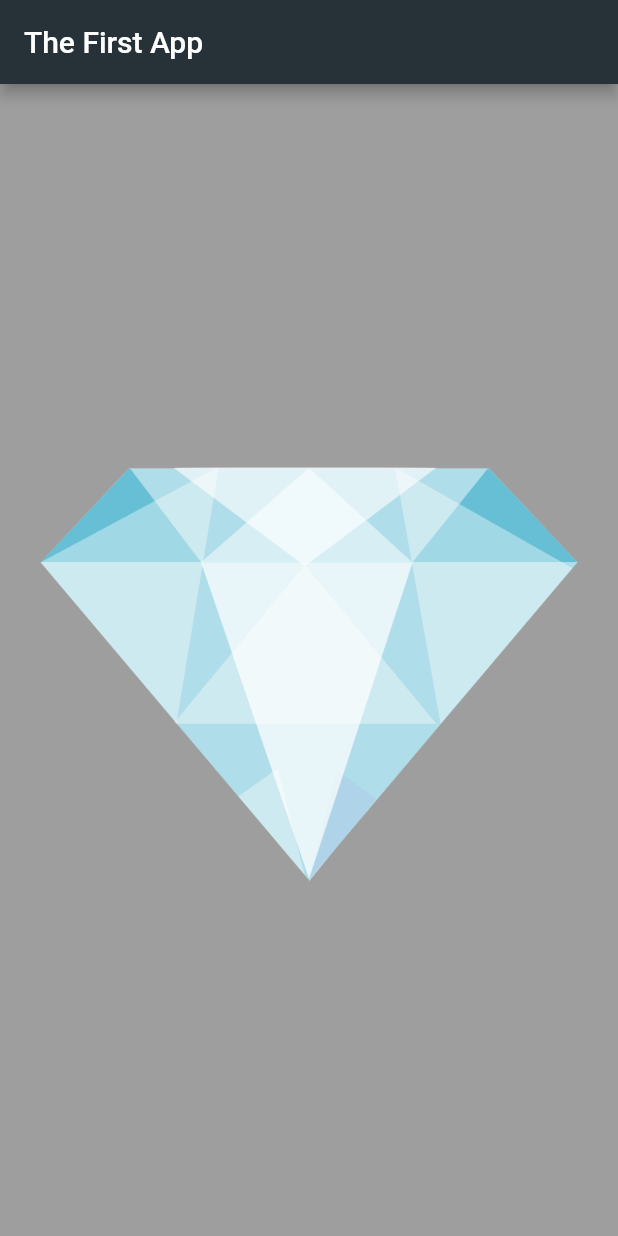
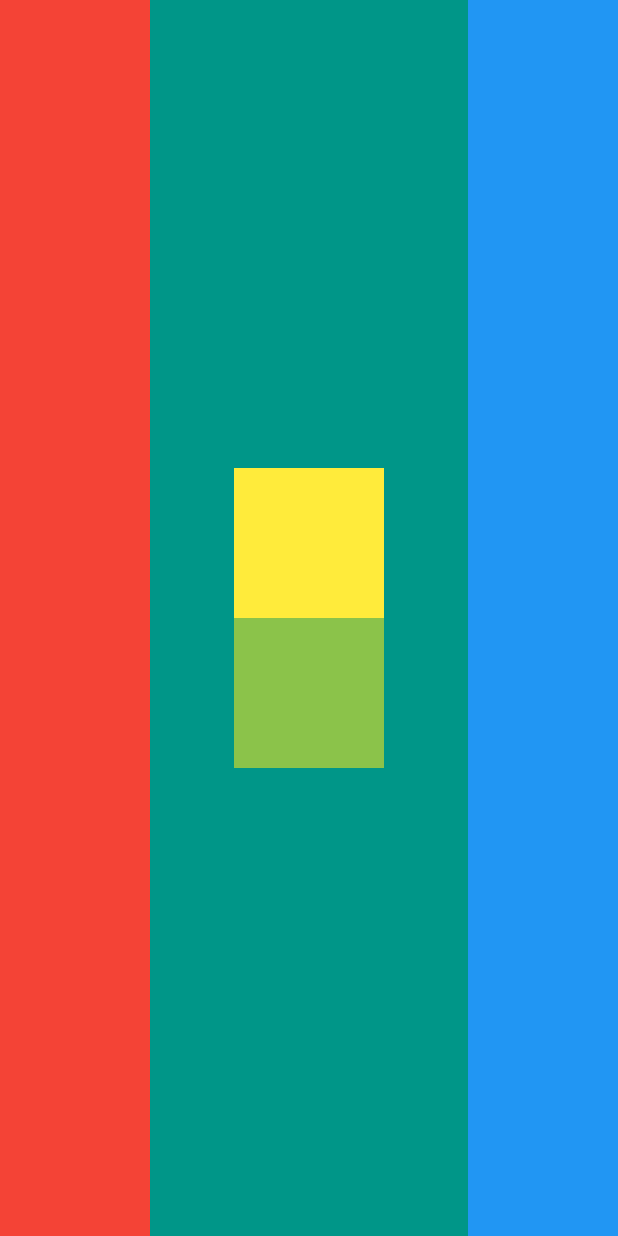
Before and after one commit to kokuraxc/flutter_assignment, a Flutter app: the screen it shows after launch, on a phone screen of 412 x 824 dp. Run offline on Flutter 3.47's test engine with Material 2 defaults, Android fonts, the phone set to English and light mode, and no system bars; our stand-ins replace random_string.

Commit message:
flutter layout challenger

```diff
--- a/lib/main.dart
+++ b/lib/main.dart
@@ -7,14 +7,35 @@ class MyApp extends StatelessWidget {
   Widget build(BuildContext context) {
     return MaterialApp(
       home: Scaffold(
-        backgroundColor: Colors.grey,
-        appBar: AppBar(
-          title: Text('The First App'),
-          backgroundColor: Colors.blueGrey[900],
-        ),
-        body: Center(
-          child: Image(
-            image: AssetImage('images/diamond.png'),
+        backgroundColor: Colors.teal,
+        body: SafeArea(
+          child: Row(
+            mainAxisAlignment: MainAxisAlignment.spaceBetween,
+            children: <Widget>[
+              Container(
+                width: 100.0,
+                color: Colors.red,
+              ),
+              Column(
+                mainAxisAlignment: MainAxisAlignment.center,
+                children: <Widget>[
+                  Container(
+                    width: 100.0,
+                    height: 100.0,
+                    color: Colors.yellow,
+                  ),
+                  Container(
+                    width: 100.0,
+                    height: 100.0,
+                    color: Colors.lightGreen,
+                  ),
+                ],
+              ),
+              Container(
+                width: 100.0,
+                color: Colors.blue,
+              ),
+            ],
           ),
         ),
       ),
```
Also changed, not shown: images/Layout-Challenge-Specs.png (added).
